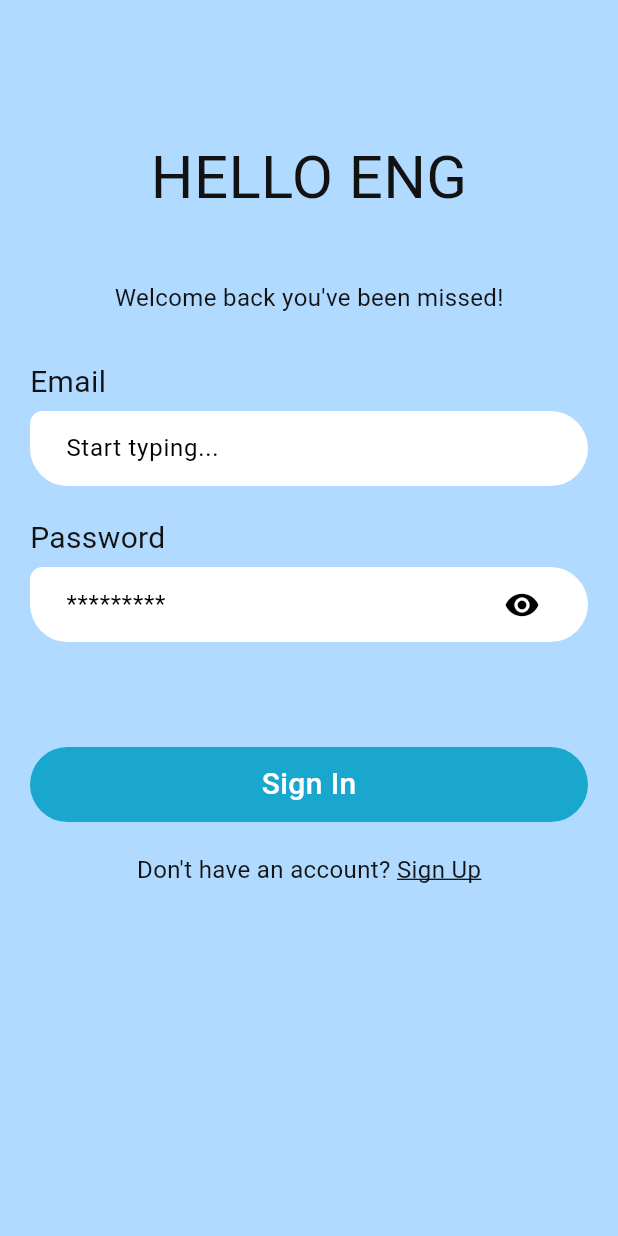
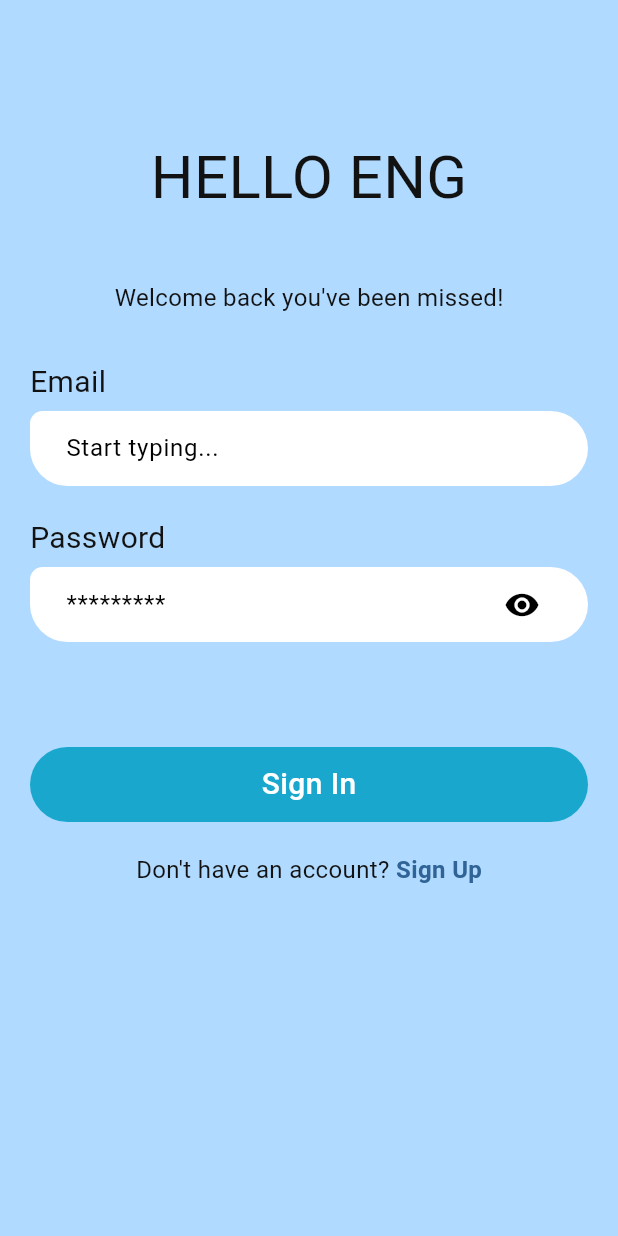
Before and after one commit to DatskoDavid/study_english_app, a Flutter app: the screen it shows after launch, on a phone screen of 412 x 824 dp. Run offline on Flutter 3.47's test engine with Material 3 defaults, Android fonts, the light colour scheme and no system bars; our stand-ins replace cloud_firestore, equatable, firebase_auth, firebase_core, google_nav_bar, percent_indicator; accounts and stored records are empty.

Commit message:
fix some text styles

```diff
--- a/lib/constants/text_styles.dart
+++ b/lib/constants/text_styles.dart
@@ -72,9 +72,8 @@ abstract class AppTextStyles {
 
   static const signInLink = TextStyle(
     fontSize: 16,
-    color: AppColors.black,
-    fontWeight: FontWeight.w400,
-    decoration: TextDecoration.underline,
+    color: Color.fromARGB(255, 48, 99, 150),
+    fontWeight: FontWeight.w600,
   );
 
   static const signInBtnCaption = TextStyle(
@@ -82,4 +81,10 @@ abstract class AppTextStyles {
     color: AppColors.white,
     fontWeight: FontWeight.w500,
   );
+
+  static const hintText = TextStyle(
+    fontSize: 16,
+    color: Color.fromARGB(255, 134, 134, 134),
+    fontWeight: FontWeight.w500,
+  );
 }
```
